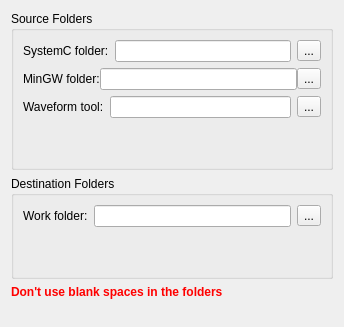
This is RS/forms/FoldersConfigurationPage.ui in leds-lab/redscarf as Qt 5 draws it before an edit. The edited form follows.
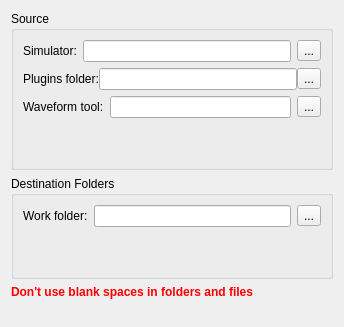
This is the edited form.

Patch:
```diff
--- a/RS/forms/FoldersConfigurationPage.ui
+++ b/RS/forms/FoldersConfigurationPage.ui
@@ -20,7 +20,7 @@
    <item>
     <widget class="QGroupBox" name="groupBox">
      <property name="title">
-      <string>Source Folders</string>
+      <string>Source</string>
      </property>
      <layout class="QVBoxLayout" name="verticalLayout_3" stretch="0,0,0,1">
       <item>
@@ -28,7 +28,7 @@
         <item>
          <widget class="QLabel" name="label">
           <property name="text">
-           <string>SystemC folder:</string>
+           <string>Simulator:</string>
           </property>
          </widget>
         </item>
@@ -71,7 +71,7 @@
            <item>
             <widget class="QLabel" name="label_3">
              <property name="text">
-              <string>MinGW folder:</string>
+              <string>Plugins folder:</string>
              </property>
             </widget>
            </item>
@@ -191,7 +191,7 @@
       </font>
      </property>
      <property name="text">
-      <string>&lt;html&gt;&lt;head/&gt;&lt;body&gt;&lt;p&gt;&lt;span style=&quot; color:#ff0000;&quot;&gt;Don't use blank spaces in the folders&lt;/span&gt;&lt;/p&gt;&lt;/body&gt;&lt;/html&gt;</string>
+      <string>&lt;html&gt;&lt;head/&gt;&lt;body&gt;&lt;p&gt;&lt;span style=&quot; color:#ff0000;&quot;&gt;Don't use blank spaces in folders and files&lt;/span&gt;&lt;/p&gt;&lt;/body&gt;&lt;/html&gt;</string>
      </property>
     </widget>
    </item>
```
Left out of the diff: 8 changed lines with no effect on the pictures.
